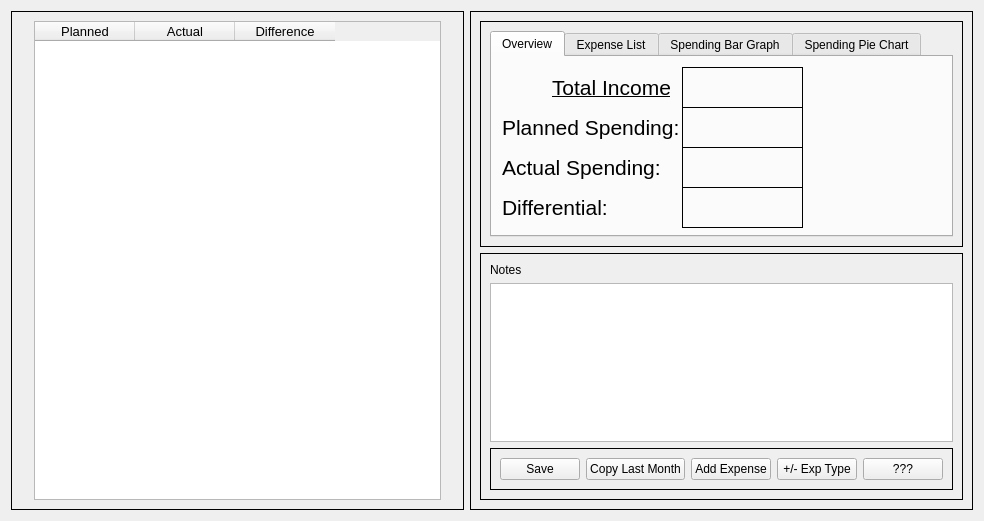
Qt form rsrc/UI/TableTest.ui (Winkelmann17/BudgetTool-Python) before a commit.
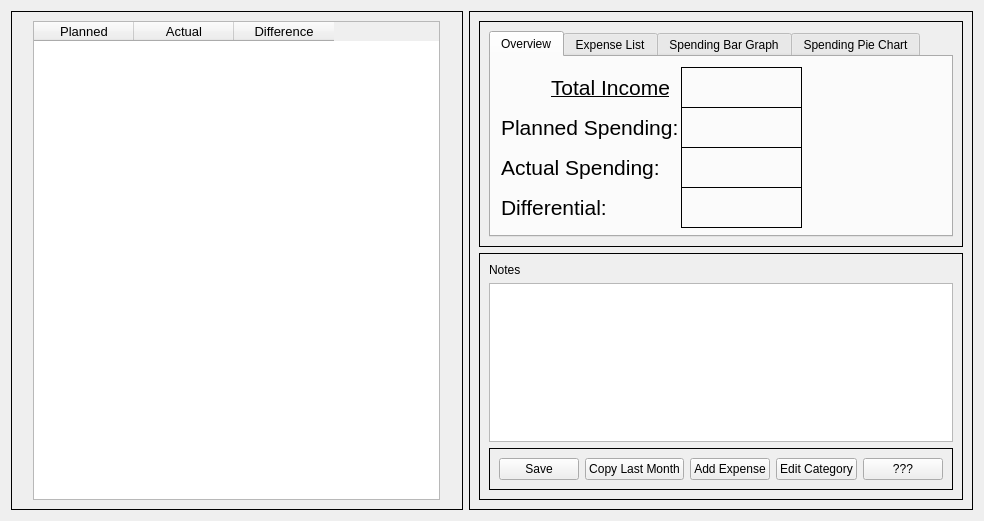
The same form after that commit.

Commit message: Added edit category functionality. Needs input validation and error message displays.

Diff of the .ui file:
```diff
--- a/rsrc/UI/TableTest.ui
+++ b/rsrc/UI/TableTest.ui
@@ -247,7 +247,7 @@
             <item>
              <widget class="QPushButton" name="editExpTypeButton">
               <property name="text">
-               <string>+/- Exp Type</string>
+               <string>Edit Category</string>
               </property>
              </widget>
             </item>
```
Left out of the diff: 2 changed lines with no effect on the pictures. The commit also changes 5 other files.
